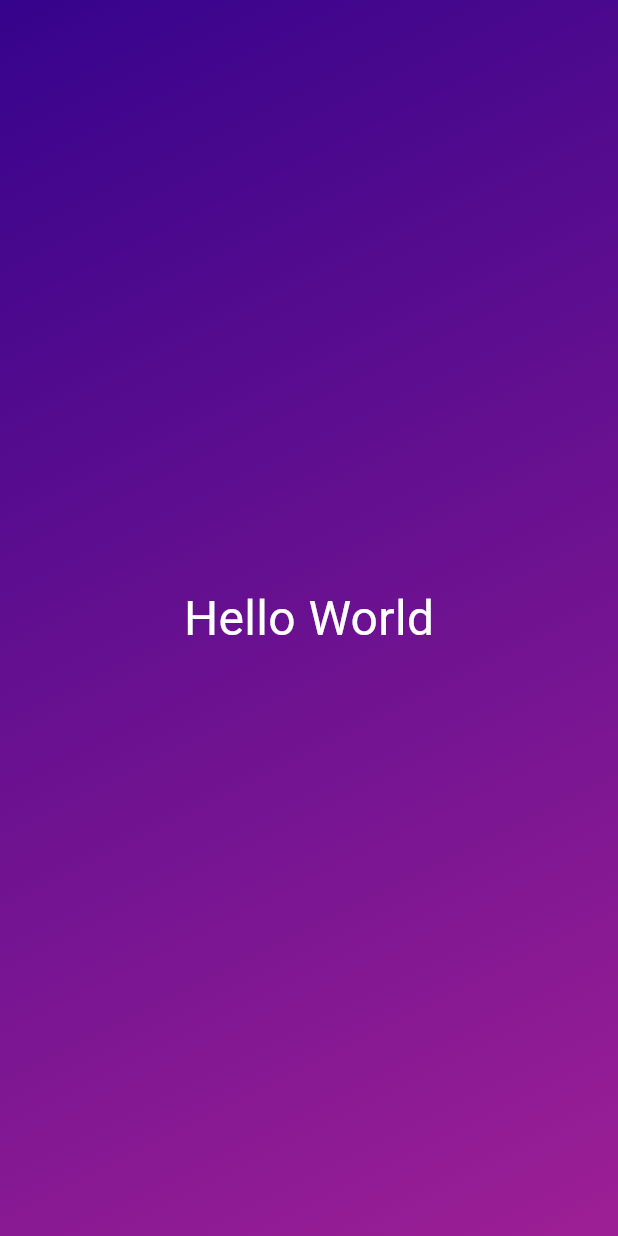
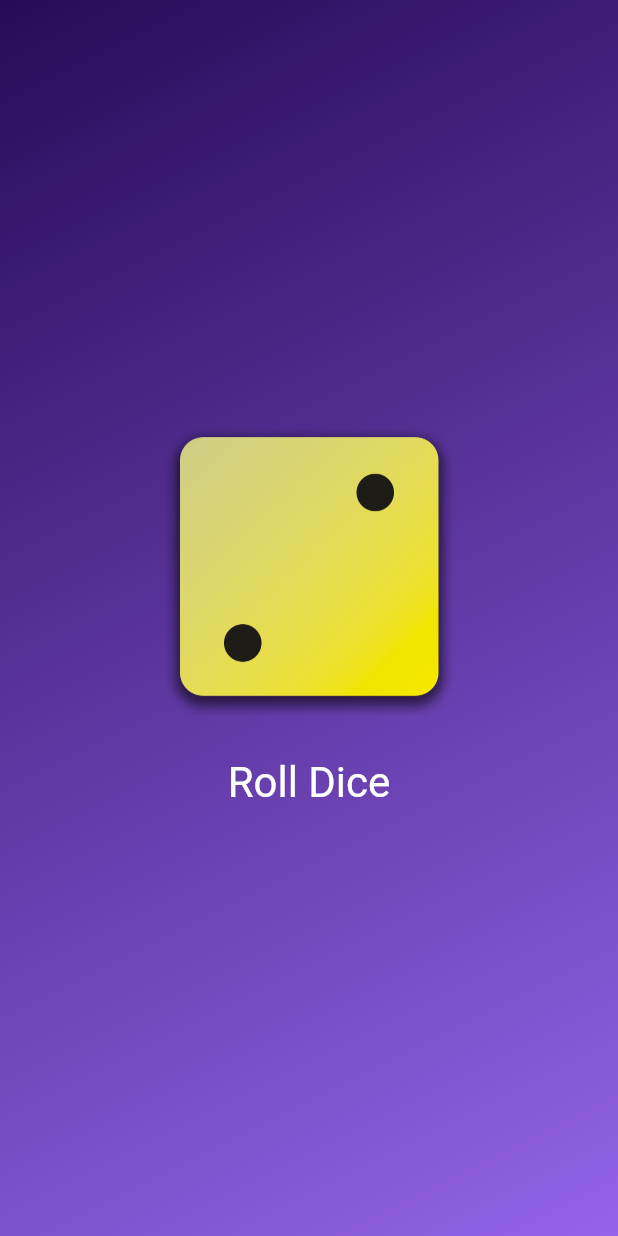
Before and after one commit to febwjy/flutter_first_app, a Flutter app: the screen it shows after launch, on a phone screen of 412 x 824 dp. Run offline on Flutter 3.47's test engine with Material 3 defaults, Android fonts, the phone set to English and light mode, and no system bars.

Commit message:
Update course progression part 2 done

```diff
--- /dev/null
+++ b/lib/dice_roller.dart
@@ -0,0 +1,47 @@
+import 'package:flutter/material.dart';
+import 'dart:math';
+
+final randomizer = Random();
+
+class DiceRoller extends StatefulWidget {
+  const DiceRoller({super.key});
+
+  @override
+  State<DiceRoller> createState() {
+    return _DiceRollerState();
+  }
+}
+
+class _DiceRollerState extends State<DiceRoller> {
+  var currentDiceRoll = 2;
+
+  void rollDice() {
+    setState(() {
+      currentDiceRoll = randomizer.nextInt(6) + 1;
+    });
+  }
+
+  @override
+  Widget build(context) {
+    return Column(
+      mainAxisSize: MainAxisSize.min,
+      children: [
+        Image.asset(
+          'assets/images/dice-$currentDiceRoll.png',
+          width: 200,
+        ),
+        const SizedBox(height: 20),
+        TextButton(
+          onPressed: rollDice,
+          style: TextButton.styleFrom(
+            foregroundColor: Colors.white,
+            textStyle: const TextStyle(
+              fontSize: 28,
+            ),
+          ),
+          child: const Text('Roll Dice'),
+        )
+      ],
+    );
+  }
+}
--- a/lib/gradient_container.dart
+++ b/lib/gradient_container.dart
@@ -1,23 +1,31 @@
 import 'package:flutter/material.dart';
-import 'style_text.dart';
+import 'package:first_app/dice_roller.dart';
 
-var startAlignment = Alignment.topLeft;
-var endAlignment = Alignment.bottomRight;
+const startAlignment = Alignment.topLeft;
+const endAlignment = Alignment.bottomRight;
 
 class GradientContainer extends StatelessWidget {
-  const GradientContainer({super.key});
+  const GradientContainer(this.color1, this.color2, {super.key});
+
+  const GradientContainer.purple({super.key})
+      : color1 = Colors.deepPurple,
+        color2 = Colors.indigo;
+
+  final Color color1;
+  final Color color2;
 
   @override
   Widget build(context) {
     return Container(
       decoration: BoxDecoration(
-        gradient: LinearGradient(colors: const [
-          Color.fromARGB(255, 54, 3, 140),
-          Color.fromARGB(255, 157, 31, 149)
-        ], begin: startAlignment, end: endAlignment),
+        gradient: LinearGradient(
+          colors: [color1, color2],
+          begin: startAlignment,
+          end: endAlignment,
+        ),
       ),
-      child: const Center(
-        child: StyledText(),
+      child: Center(
+        child: DiceRoller(),
       ),
     );
   }
--- a/lib/main.dart
+++ b/lib/main.dart
@@ -5,7 +5,8 @@ void main() {
   runApp(
     const MaterialApp(
       home: Scaffold(
-        body: GradientContainer(),
+        body: GradientContainer(
+            Color.fromARGB(255, 39, 11, 88), Color.fromARGB(255, 148, 99, 233)),
       ),
     ),
   );
--- a/lib/style_text.dart
+++ b/lib/style_text.dart
@@ -1,13 +1,15 @@
 import 'package:flutter/material.dart';
 
 class StyledText extends StatelessWidget {
-  const StyledText({super.key});
+  const StyledText(this.text, {super.key});
+
+  final String text;
 
   @override
   Widget build(context) {
-    return const Text(
-      'Hello World',
-      style: TextStyle(
+    return Text(
+      text,
+      style: const TextStyle(
         color: Colors.white,
         fontSize: 32,
       ),
```
Also changed, not shown: pubspec.yaml (+7 -3 lines), assets/images/dice-1.png (added), assets/images/dice-2.png (added), assets/images/dice-3.png (added), assets/images/dice-4.png (added), assets/images/dice-5.png (added), assets/images/dice-6.png (added).
